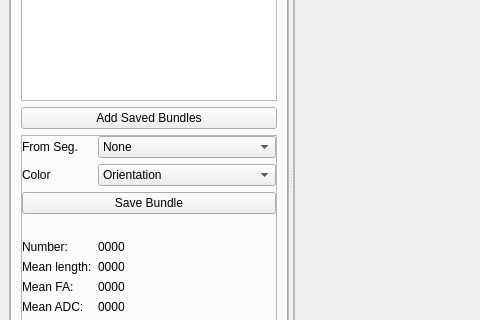
Above: braviz/interaction/qt_guis/subject_overview.ui from diego0020/braviz-app before the change; both pictures show x 0 to 480 and y 126 to 446 of the 855 by 602 pixel window. Below: the same form after it.
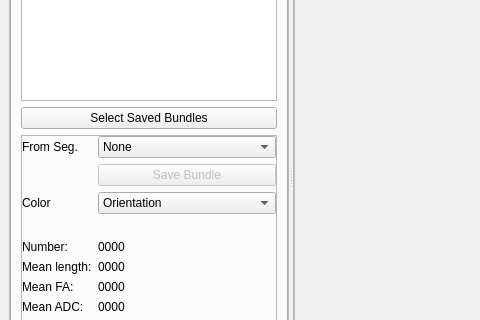
That is the form after the change. The open tabs and pages were chosen to show the change. Icons and pictures are not drawn.

Commit message: simple fiber bundles into db

Diff of the .ui file:
```diff
--- a/braviz/interaction/qt_guis/subject_overview.ui
+++ b/braviz/interaction/qt_guis/subject_overview.ui
@@ -668,7 +668,7 @@
             <item>
              <widget class="QPushButton" name="pushButton_6">
               <property name="text">
-               <string>Add Saved Bundles</string>
+               <string>Select Saved Bundles</string>
               </property>
              </widget>
             </item>
@@ -712,7 +712,7 @@
                  </item>
                 </widget>
                </item>
-               <item row="1" column="1">
+               <item row="2" column="1">
                 <widget class="QComboBox" name="tracto_color_combo">
                  <item>
                   <property name="text">
@@ -751,7 +751,7 @@
                  </item>
                 </widget>
                </item>
-               <item row="1" column="0">
+               <item row="2" column="0">
                 <widget class="QLabel" name="label_16">
                  <property name="text">
                   <string>Color</string>
@@ -821,13 +821,6 @@
                  </property>
                 </widget>
                </item>
-               <item row="2" column="0" colspan="2">
-                <widget class="QPushButton" name="pushButton_4">
-                 <property name="text">
-                  <string>Save Bundle</string>
-                 </property>
-                </widget>
-               </item>
                <item row="0" column="0">
                 <widget class="QLabel" name="label_26">
                  <property name="toolTip">
@@ -845,6 +838,16 @@
                  </property>
                 </widget>
                </item>
+               <item row="1" column="1">
+                <widget class="QPushButton" name="save_bundle_button">
+                 <property name="enabled">
+                  <bool>false</bool>
+                 </property>
+                 <property name="text">
+                  <string>Save Bundle</string>
+                 </property>
+                </widget>
+               </item>
               </layout>
              </widget>
             </item>
```
Left out of the diff: 36 changed lines with no effect on the pictures. The commit also changes 9 other files.
